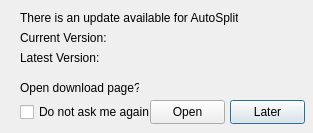
This is res/update_checker.ui in zalgo3/Auto-Split as Qt 5 draws it before an edit. The edited form follows.
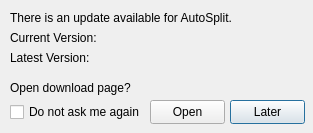
This is the edited form. Icons and pictures are not drawn.

What changed in the file:
```diff
--- a/res/update_checker.ui
+++ b/res/update_checker.ui
@@ -49,9 +49,9 @@
   <widget class="QLabel" name="update_status_label">
    <property name="geometry">
     <rect>
-     <x>20</x>
+     <x>10</x>
      <y>10</y>
-     <width>218</width>
+     <width>251</width>
      <height>16</height>
     </rect>
    </property>
@@ -68,9 +68,9 @@
   <widget class="QLabel" name="current_version_label">
    <property name="geometry">
     <rect>
-     <x>20</x>
+     <x>10</x>
      <y>30</y>
-     <width>91</width>
+     <width>101</width>
      <height>16</height>
     </rect>
    </property>
@@ -81,9 +81,9 @@
   <widget class="QLabel" name="latest_version_label">
    <property name="geometry">
     <rect>
-     <x>20</x>
+     <x>10</x>
      <y>50</y>
-     <width>81</width>
+     <width>91</width>
      <height>16</height>
     </rect>
    </property>
@@ -94,9 +94,9 @@
   <widget class="QLabel" name="go_to_download_label">
    <property name="geometry">
     <rect>
-     <x>20</x>
+     <x>10</x>
      <y>80</y>
-     <width>119</width>
+     <width>141</width>
      <height>16</height>
     </rect>
    </property>
@@ -136,9 +136,9 @@
   <widget class="QLabel" name="current_version_number_label">
    <property name="geometry">
     <rect>
-     <x>120</x>
+     <x>110</x>
      <y>30</y>
-     <width>181</width>
+     <width>191</width>
      <height>16</height>
     </rect>
    </property>
@@ -149,9 +149,9 @@
   <widget class="QLabel" name="latest_version_number_label">
    <property name="geometry">
     <rect>
-     <x>120</x>
+     <x>110</x>
      <y>50</y>
-     <width>181</width>
+     <width>191</width>
      <height>16</height>
     </rect>
    </property>
@@ -162,9 +162,9 @@
   <widget class="QCheckBox" name="do_not_ask_again_checkbox">
    <property name="geometry">
     <rect>
-     <x>20</x>
+     <x>10</x>
      <y>102</y>
-     <width>131</width>
+     <width>151</width>
      <height>20</height>
     </rect>
    </property>
```
